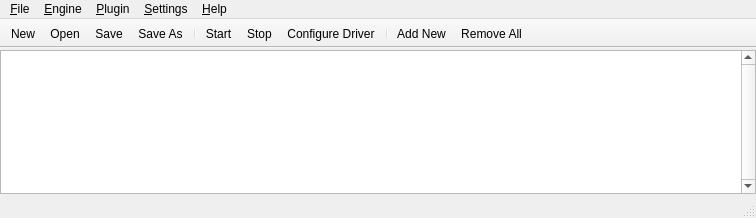
First picture: the form in resources/ui/carla.ui, repository falkTX/Carla, before the edit.
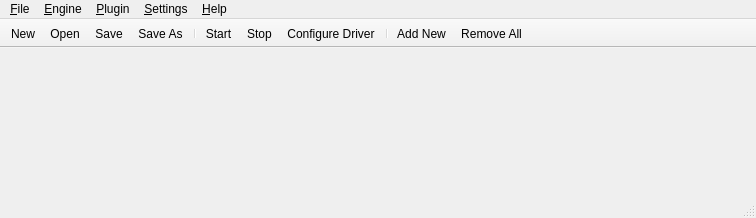
Second picture: the form after the edit. Icons and pictures are not drawn.

Patch:
```diff
--- a/resources/ui/carla.ui
+++ b/resources/ui/carla.ui
@@ -15,40 +15,31 @@
   </property>
   <widget class="QWidget" name="centralwidget">
    <layout class="QVBoxLayout" name="verticalLayout">
-    <property name="leftMargin">
-     <number>0</number>
-    </property>
-    <property name="topMargin">
-     <number>2</number>
-    </property>
-    <property name="rightMargin">
-     <number>0</number>
-    </property>
-    <property name="bottomMargin">
-     <number>2</number>
-    </property>
     <item>
-     <widget class="QListWidget" name="listWidget">
-      <property name="verticalScrollBarPolicy">
-       <enum>Qt::ScrollBarAlwaysOn</enum>
-      </property>
-      <property name="horizontalScrollBarPolicy">
-       <enum>Qt::ScrollBarAlwaysOff</enum>
-      </property>
-      <property name="editTriggers">
-       <set>QAbstractItemView::NoEditTriggers</set>
-      </property>
-      <property name="showDropIndicator" stdset="0">
-       <bool>false</bool>
-      </property>
-      <property name="dragDropMode">
-       <enum>QAbstractItemView::NoDragDrop</enum>
-      </property>
-      <property name="selectionMode">
-       <enum>QAbstractItemView::NoSelection</enum>
-      </property>
+     <widget class="QWidget" name="w_plugins" native="true">
+      <layout class="QVBoxLayout" name="layout">
+       <property name="spacing">
+        <number>3</number>
+       </property>
+       <property name="margin">
+        <number>0</number>
+       </property>
+      </layout>
      </widget>
     </item>
+    <item>
+     <spacer name="verticalSpacer">
+      <property name="orientation">
+       <enum>Qt::Vertical</enum>
+      </property>
+      <property name="sizeHint" stdset="0">
+       <size>
+        <width>20</width>
+        <height>128</height>
+       </size>
+      </property>
+     </spacer>
+    </item>
    </layout>
   </widget>
   <widget class="QMenuBar" name="menubar">
```
